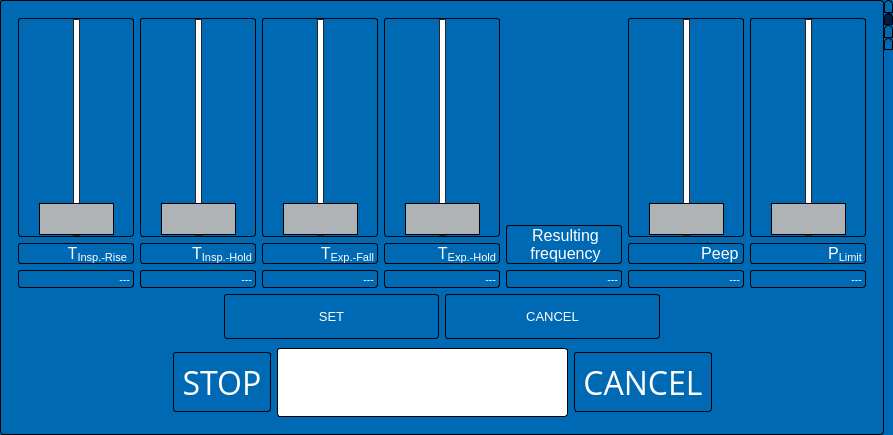
Before: the Qt Designer form TOSV-GUI.ui in trinamic/TOSV-UserInterface, drawn with Qt 5.
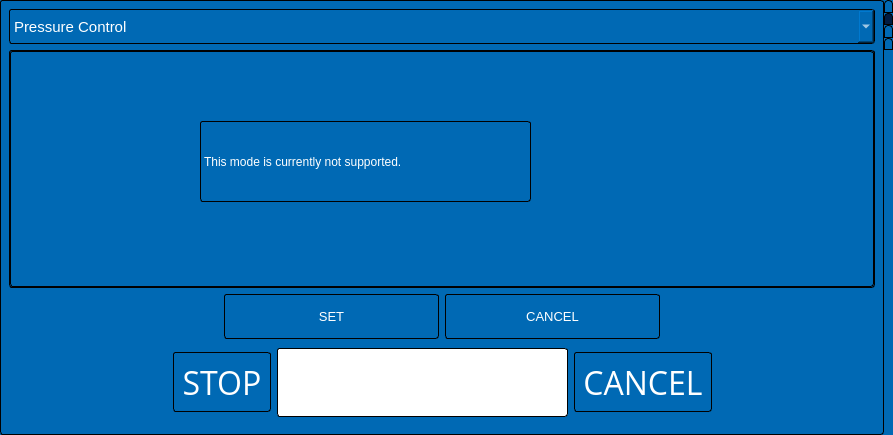
After: the same form once the commit is applied. The open tabs and pages were chosen to show the change. Icons and pictures are not drawn. Custom widgets are drawn as their Qt base class.

Commit message: Started adding settings for volume mode

```diff
--- a/TOSV-GUI.ui
+++ b/TOSV-GUI.ui
@@ -489,6 +489,36 @@
       </attribute>
       <layout class="QVBoxLayout" name="verticalLayout_10">
        <item>
+        <widget class="QComboBox" name="ModeDropDown">
+         <property name="minimumSize">
+          <size>
+           <width>0</width>
+           <height>35</height>
+          </size>
+         </property>
+         <property name="font">
+          <font>
+           <pointsize>11</pointsize>
+          </font>
+         </property>
+         <item>
+          <property name="text">
+           <string>Pressure Control</string>
+          </property>
+         </item>
+         <item>
+          <property name="text">
+           <string>Volume Control</string>
+          </property>
+         </item>
+        </widget>
+       </item>
+       <item>
+        <widget class="QStackedWidget" name="ModeSettings">
+         <property name="currentIndex">
+          <number>0</number>
+         </property>
+         <widget class="QWidget" name="pressure_settings" native="true">
         <layout class="QHBoxLayout" name="horizontalLayout_3" stretch="1,1,1,1,1,1,1">
          <property name="spacing">
           <number>6</number>
@@ -503,7 +533,7 @@
           <number>9</number>
          </property>
          <property name="bottomMargin">
-          <number>0</number>
+            <number>1</number>
          </property>
          <item>
           <layout class="QVBoxLayout" name="verticalLayout_3" stretch="10,0,0">
@@ -1062,6 +1092,23 @@
           </layout>
          </item>
         </layout>
+         </widget>
+         <widget class="QWidget" name="volume_settings">
+          <widget class="QLabel" name="label_15">
+           <property name="geometry">
+            <rect>
+             <x>190</x>
+             <y>70</y>
+             <width>331</width>
+             <height>81</height>
+            </rect>
+           </property>
+           <property name="text">
+            <string>This mode is currently not supported.</string>
+           </property>
+          </widget>
+         </widget>
+        </widget>
        </item>
        <item>
         <layout class="QHBoxLayout" name="horizontalLayout_4" stretch="1,1,1,1">
```
Left out of the diff: 2 changed lines with no effect on the pictures. Lines whose indentation alone changed are shown as unchanged. The commit also changes 1 other file.
